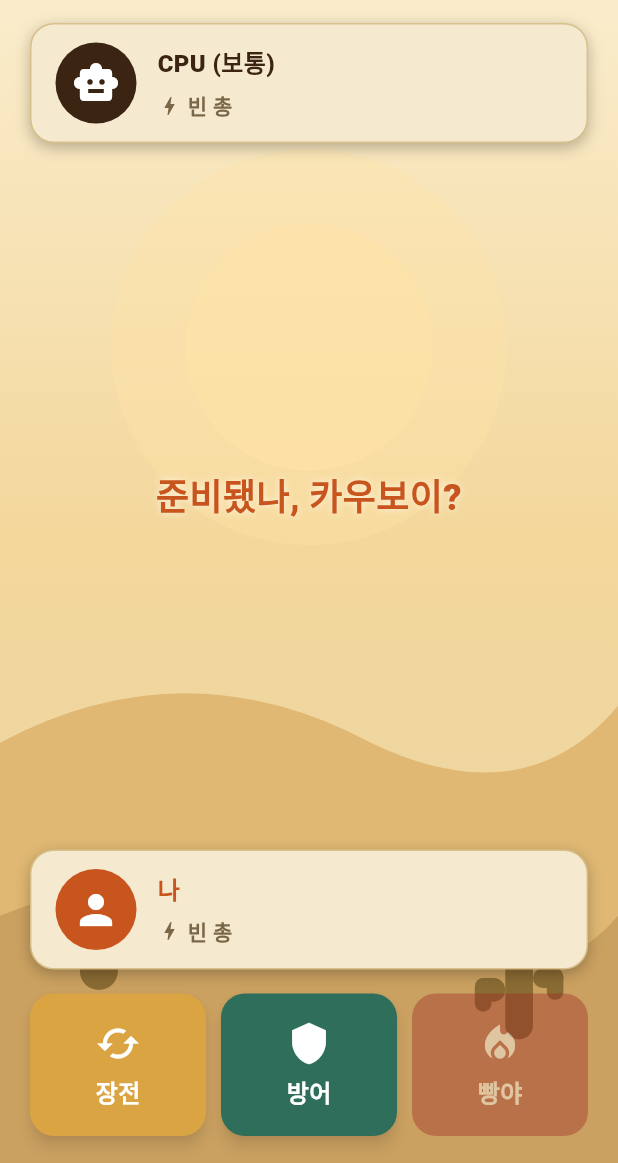
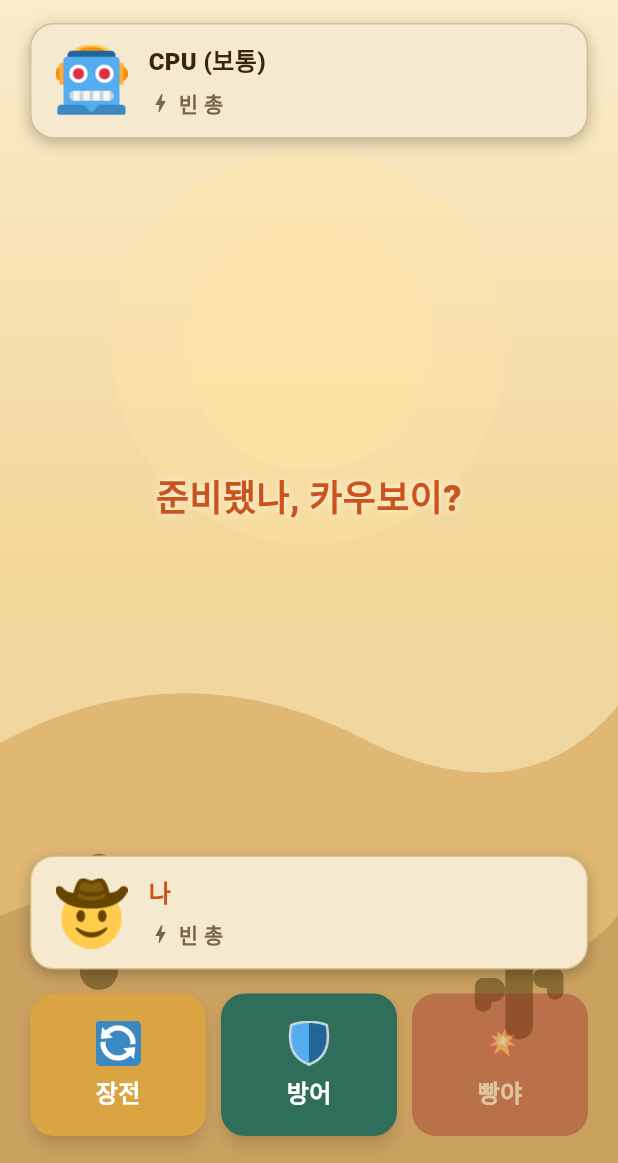
Before and after one commit to doonghwi/cowboy-duel, a Flutter app: the screen it shows after launch, after a tap on "CPU와 대결", on a phone screen of 412 x 824 dp, the part 73-1236 px from its top. Run offline on Flutter 3.47's test engine with Material 3 defaults, Android fonts, the phone set to English and light mode, and no system bars; our stand-ins replace firebase_core, firebase_database; accounts and stored records are empty; Roboto replaces fonts that are missing (GothicA1).

Commit message:
Use bundled Twemoji emoji images (pretty + instant, no web flash); restore cowboy/robot avatars, faint room-code hint

```diff
--- a/lib/screens/game_screen.dart
+++ b/lib/screens/game_screen.dart
@@ -7,6 +7,7 @@ import '../game/cpu_ai.dart';
 import '../game/game_logic.dart';
 import '../theme.dart';
 import '../widgets/desert_background.dart';
+import '../widgets/emo.dart';
 
 enum _Phase { choosing, reveal, standoff, roundOver }
 
@@ -263,7 +264,7 @@ class _GameScreenState extends State<GameScreen>
           _shakeable(
             'cpu',
             _fighter(
-              icon: Icons.smart_toy,
+              emoji: 'robot',
               name: 'CPU (${widget.difficulty.ko})',
               ammo: _cpuAmmo,
               action: _phase == _Phase.reveal ? _cpuAction : null,
@@ -287,7 +288,7 @@ class _GameScreenState extends State<GameScreen>
           _shakeable(
             'player',
             _fighter(
-              icon: Icons.person,
+              emoji: 'cowboy',
               name: '나',
               ammo: _playerAmmo,
               action: _phase == _Phase.reveal ? _playerAction : null,
@@ -316,7 +317,7 @@ class _GameScreenState extends State<GameScreen>
   }
 
   Widget _fighter({
-    required IconData icon,
+    required String emoji,
     required String name,
     required int ammo,
     required CowboyAction? action,
@@ -334,12 +335,7 @@ class _GameScreenState extends State<GameScreen>
       ),
       child: Row(
         children: [
-          Container(
-            width: 54,
-            height: 54,
-            decoration: BoxDecoration(color: color, shape: BoxShape.circle),
-            child: Icon(icon, color: Colors.white, size: 32),
-          ),
+          Emo(emoji, size: 48),
           const SizedBox(width: 14),
           Expanded(
             child: Column(
@@ -370,7 +366,7 @@ class _GameScreenState extends State<GameScreen>
       ),
       child: Row(
         children: [
-          Icon(actionIcon(action), color: Colors.white, size: 20),
+          Emo(actionEmoji(action), size: 20),
           const SizedBox(width: 6),
           Text(action.ko,
               style: const TextStyle(
@@ -394,7 +390,7 @@ class _GameScreenState extends State<GameScreen>
               ammo,
               (_) => const Padding(
                 padding: EdgeInsets.only(right: 3),
-                child: Icon(Icons.circle, size: 12, color: CD.gold),
+                child: Emo('ammo', size: 15),
               ),
             ),
           ),
@@ -433,7 +429,7 @@ class _GameScreenState extends State<GameScreen>
               padding: const EdgeInsets.symmetric(vertical: 18),
               child: Column(
                 children: [
-                  Icon(actionIcon(a), color: Colors.white, size: 30),
+                  Emo(actionEmoji(a), size: 30),
                   const SizedBox(height: 6),
                   Text(a.ko,
                       style: const TextStyle(
@@ -459,8 +455,16 @@ class _GameScreenState extends State<GameScreen>
           child: Column(
             mainAxisAlignment: MainAxisAlignment.center,
             children: [
-              Icon(_standoffGo ? Icons.local_fire_department : Icons.bolt,
-                  color: Colors.white, size: 72),
+              _standoffGo
+                  ? const Emo('bang', size: 84)
+                  : Row(
+                      mainAxisSize: MainAxisSize.min,
+                      children: const [
+                        Emo('cowboy', size: 48),
+                        SizedBox(width: 12),
+                        Emo('robot', size: 48),
+                      ],
+                    ),
               const SizedBox(height: 20),
               ScaleTransition(
                 scale: _standoffGo
@@ -507,8 +511,7 @@ class _GameScreenState extends State<GameScreen>
           child: Column(
             mainAxisSize: MainAxisSize.min,
             children: [
-              Icon(won ? Icons.emoji_events : Icons.heart_broken,
-                  color: won ? CD.gold : CD.danger, size: 64),
+              Emo(won ? 'trophy' : 'skull', size: 64),
               const SizedBox(height: 10),
               Text(
                 won ? '승리!' : '패배',
--- a/lib/screens/home_screen.dart
+++ b/lib/screens/home_screen.dart
@@ -4,6 +4,7 @@ import '../game/cpu_ai.dart';
 import '../main.dart' show firebaseReady;
 import '../theme.dart';
 import '../widgets/desert_background.dart';
+import '../widgets/emo.dart';
 import 'game_screen.dart';
 import 'how_to_play_screen.dart';
 import 'online_lobby_screen.dart';
@@ -76,7 +77,7 @@ class _HomeScreenState extends State<HomeScreen> {
 
                     _BigButton(
                       label: 'CPU와 대결',
-                      icon: Icons.local_fire_department,
+                      emoji: 'bang',
                       color: CD.rust,
                       onTap: () {
                         Navigator.of(context).push(MaterialPageRoute(
@@ -88,7 +89,7 @@ class _HomeScreenState extends State<HomeScreen> {
                       const SizedBox(height: 14),
                       _BigButton(
                         label: '온라인 대전',
-                        icon: Icons.public,
+                        emoji: 'globe',
                         color: CD.sage,
                         onTap: () {
                           Navigator.of(context).push(MaterialPageRoute(
@@ -100,7 +101,7 @@ class _HomeScreenState extends State<HomeScreen> {
                     const SizedBox(height: 14),
                     _BigButton(
                       label: '게임 방법',
-                      icon: Icons.menu_book,
+                      emoji: 'book',
                       color: CD.leather,
                       onTap: () {
                         Navigator.of(context).push(MaterialPageRoute(
@@ -119,8 +120,7 @@ class _HomeScreenState extends State<HomeScreen> {
   }
 }
 
-/// Two gunslingers facing off with a "VS" between — mode-agnostic (works for
-/// both CPU and online), no emoji box.
+/// Two gunslingers facing off with a "VS" between (plain emoji, no box).
 class _DuelEmblem extends StatelessWidget {
   const _DuelEmblem();
 
@@ -129,7 +129,7 @@ class _DuelEmblem extends StatelessWidget {
     return Row(
       mainAxisAlignment: MainAxisAlignment.center,
       children: [
-        _badge(CD.rust),
+        const Emo('cowboy', size: 58),
         Padding(
           padding: const EdgeInsets.symmetric(horizontal: 16),
           child: Text(
@@ -142,24 +142,8 @@ class _DuelEmblem extends StatelessWidget {
             ),
           ),
         ),
-        _badge(CD.leather),
+        const Emo('robot', size: 58),
       ],
-    );
-  }
-
-  Widget _badge(Color color) {
-    return Container(
-      width: 66,
-      height: 66,
-      decoration: BoxDecoration(
-        color: color,
-        shape: BoxShape.circle,
-        border: Border.all(color: _cream, width: 3),
-        boxShadow: const [
-          BoxShadow(color: Colors.black38, blurRadius: 8, offset: Offset(0, 3)),
-        ],
-      ),
-      child: const Icon(Icons.person, color: _cream, size: 38),
     );
   }
 }
@@ -212,12 +196,12 @@ class _DifficultyPicker extends StatelessWidget {
 
 class _BigButton extends StatelessWidget {
   final String label;
-  final IconData icon;
+  final String emoji;
   final Color color;
   final VoidCallback onTap;
   const _BigButton({
     required this.label,
-    required this.icon,
+    required this.emoji,
     required this.color,
     required this.onTap,
   });
@@ -239,7 +223,7 @@ class _BigButton extends StatelessWidget {
             child: Row(
               mainAxisAlignment: MainAxisAlignment.center,
               children: [
-                Icon(icon, color: Colors.white, size: 24),
+                Emo(emoji, size: 24),
                 const SizedBox(width: 12),
                 Text(
                   label,
--- /dev/null
+++ b/lib/widgets/emo.dart
@@ -0,0 +1,33 @@
+import 'package:flutter/widgets.dart';
+
+import '../game/game_logic.dart';
+
+/// A colour emoji rendered from a bundled Twemoji PNG. Looks like a native
+/// emoji but ships inside the app, so it appears instantly with no web flash.
+class Emo extends StatelessWidget {
+  final String name;
+  final double size;
+  const Emo(this.name, {super.key, this.size = 24});
+
+  @override
+  Widget build(BuildContext context) {
+    return Image.asset(
+      'assets/emoji/$name.png',
+      width: size,
+      height: size,
+      filterQuality: FilterQuality.medium,
+    );
+  }
+}
+
+/// Emoji asset name for each action.
+String actionEmoji(CowboyAction a) {
+  switch (a) {
+    case CowboyAction.reload:
+      return 'reload';
+    case CowboyAction.defend:
+      return 'shield';
+    case CowboyAction.shoot:
+      return 'bang';
+  }
+}
--- a/pubspec.yaml
+++ b/pubspec.yaml
@@ -60,6 +60,11 @@ flutter:
   # the material Icons class.
   uses-material-design: true
 
+  # Bundled colour emoji images (Twemoji) — pretty like emoji, but load
+  # instantly with the app so the web build never flashes tofu boxes.
+  assets:
+    - assets/emoji/
+
   # Bundled fonts (no runtime fetch) so Korean text never flashes as tofu.
   fonts:
     - family: BlackHanSans
```
Also changed, not shown: lib/screens/how_to_play_screen.dart (+9 -8 lines), lib/screens/online_game_screen.dart (+11 -24 lines), lib/screens/online_lobby_screen.dart (+2 -11 lines), assets/emoji/ammo.png (added), assets/emoji/bang.png (added), assets/emoji/book.png (added), assets/emoji/bulb.png (added), assets/emoji/cowboy.png (added), assets/emoji/globe.png (added), assets/emoji/person.png (added), assets/emoji/reload.png (added), assets/emoji/robot.png (added), assets/emoji/shield.png (added), assets/emoji/skull.png (added), 1 more files.
